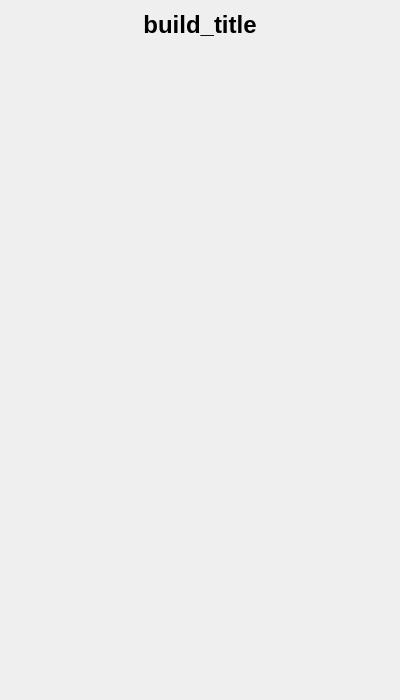
Qt form ui/overlay.ui (DylanBOLLARO/overcraft-app-python) before a commit.
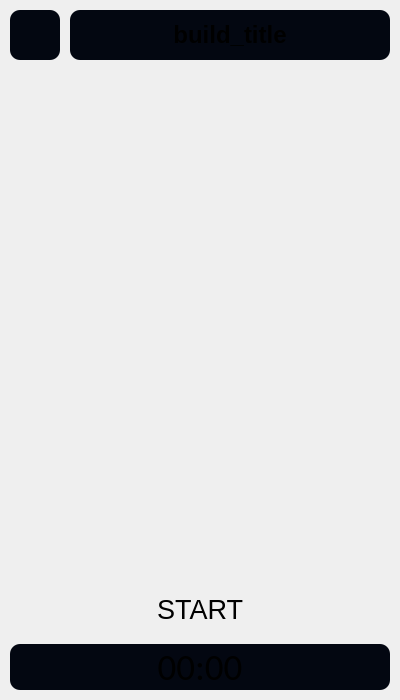
The same form after that commit. The open tabs and pages were chosen to show the change. Icons and pictures are not drawn.

Commit message: timer system ok

```diff
--- a/ui/overlay.ui
+++ b/ui/overlay.ui
@@ -231,28 +231,34 @@
            <height>16777215</height>
           </size>
          </property>
-         <layout class="QVBoxLayout" name="verticalLayout" stretch="0,1">
+         <property name="styleSheet">
+          <string notr="true"/>
+         </property>
+         <layout class="QVBoxLayout" name="verticalLayout">
           <property name="spacing">
-           <number>0</number>
+           <number>10</number>
           </property>
           <property name="leftMargin">
-           <number>0</number>
+           <number>10</number>
           </property>
           <property name="topMargin">
-           <number>0</number>
+           <number>10</number>
           </property>
           <property name="rightMargin">
-           <number>0</number>
+           <number>10</number>
           </property>
           <property name="bottomMargin">
-           <number>0</number>
+           <number>10</number>
           </property>
           <item>
-           <layout class="QVBoxLayout" name="verticalLayout_8">
+           <layout class="QVBoxLayout" name="verticalLayout_8" stretch="0">
+            <property name="spacing">
+             <number>0</number>
+            </property>
             <item>
-             <layout class="QHBoxLayout" name="horizontalLayout" stretch="0,1,0">
+             <layout class="QHBoxLayout" name="horizontalLayout" stretch="0,1">
               <property name="spacing">
-               <number>0</number>
+               <number>10</number>
               </property>
               <item>
                <widget class="QPushButton" name="button_display_build_back">
@@ -269,7 +275,11 @@
                  </size>
                 </property>
                 <property name="styleSheet">
-                 <string notr="true">QPushButton:hover {
+                 <string notr="true">QPushButton {
+	background-color: #030711;
+}
+
+QPushButton:hover {
 	background-color: #0d1325;
 }</string>
                 </property>
@@ -298,7 +308,8 @@
                  </font>
                 </property>
                 <property name="styleSheet">
-                 <string notr="true">color: &quot;#f8faff&quot;;</string>
+                 <string notr="true">color: &quot;#f8faff&quot;;
+background-color: #030711;</string>
                 </property>
                 <property name="text">
                  <string>build_title</string>
@@ -308,43 +319,91 @@
                 </property>
                </widget>
               </item>
-              <item>
-               <widget class="QWidget" name="widget_3" native="true">
-                <property name="minimumSize">
-                 <size>
-                  <width>50</width>
-                  <height>50</height>
-                 </size>
-                </property>
-                <property name="maximumSize">
-                 <size>
-                  <width>50</width>
-                  <height>50</height>
-                 </size>
-                </property>
-               </widget>
-              </item>
              </layout>
             </item>
            </layout>
           </item>
           <item>
-           <layout class="QVBoxLayout" name="verticalLayout_10">
-            <item>
-             <spacer name="verticalSpacer_3">
-              <property name="orientation">
-               <enum>Qt::Vertical</enum>
-              </property>
-              <property name="sizeHint" stdset="0">
-               <size>
-                <width>20</width>
-                <height>40</height>
-               </size>
-              </property>
-             </spacer>
-            </item>
+           <layout class="QVBoxLayout" name="verticalLayout_10" stretch="">
+            <property name="spacing">
+             <number>10</number>
+            </property>
+            <property name="leftMargin">
+             <number>0</number>
+            </property>
+            <property name="topMargin">
+             <number>0</number>
+            </property>
+            <property name="rightMargin">
+             <number>0</number>
+            </property>
+            <property name="bottomMargin">
+             <number>0</number>
+            </property>
            </layout>
           </item>
+          <item>
+           <spacer name="verticalSpacer_3">
+            <property name="orientation">
+             <enum>Qt::Vertical</enum>
+            </property>
+            <property name="sizeHint" stdset="0">
+             <size>
+              <width>20</width>
+              <height>542</height>
+             </size>
+            </property>
+           </spacer>
+          </item>
+          <item>
+           <widget class="QPushButton" name="button_start_scrolling">
+            <property name="minimumSize">
+             <size>
+              <width>50</width>
+              <height>50</height>
+             </size>
+            </property>
+            <property name="font">
+             <font>
+              <family>MS Shell Dlg 2</family>
+              <pointsize>20</pointsize>
+             </font>
+            </property>
+            <property name="styleSheet">
+             <string notr="true">QPushButton {
+	background-color: &quot;#f8faff&quot;;
+}
+
+QPushButton:hover {
+	background-color: &quot;#dfe2e5&quot;;
+}
+</string>
+            </property>
+            <property name="text">
+             <string>START</string>
+            </property>
+           </widget>
+          </item>
+          <item>
+           <widget class="QLabel" name="label_timer_scrolling">
+            <property name="font">
+             <font>
+              <family>Calibri</family>
+              <pointsize>28</pointsize>
+             </font>
+            </property>
+            <property name="styleSheet">
+             <string notr="true">color: &quot;#f8faff&quot;;
+background-color: #030711;</string>
+            </property>
+            <property name="text">
+             <string>00:00</string>
+            </property>
+            <property name="alignment">
+             <set>Qt::AlignCenter</set>
+            </property>
+           </widget>
+          </item>
          </layout>
         </widget>
         <widget class="QWidget" name="page_2">
```
Left out of the diff: 166 changed lines with no effect on the pictures. The commit also changes 10 other files.
